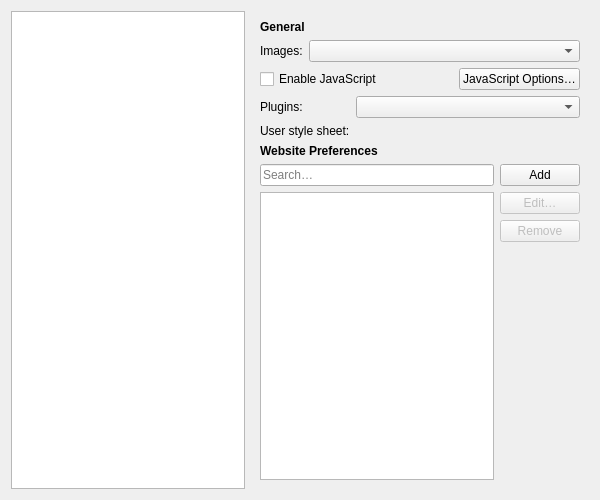
OtterBrowser/otter-browser, file src/modules/windows/preferences/AdvancedPreferencesPage.ui: the form before one commit.
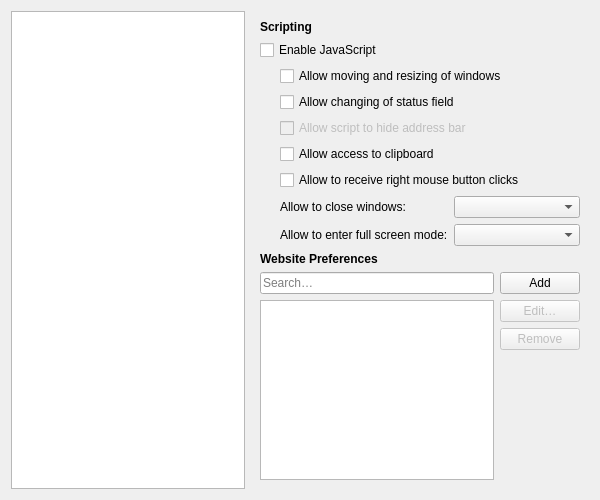
The form after the commit. The open tabs and pages were chosen to show the change. Custom widgets are drawn as their Qt base class.

Commit message: Eliminate JavaScriptPreferencesDialog

The edit to the form file:
```diff
--- a/src/modules/windows/preferences/AdvancedPreferencesPage.ui
+++ b/src/modules/windows/preferences/AdvancedPreferencesPage.ui
@@ -362,67 +362,133 @@
           </font>
          </property>
          <property name="text">
-          <string>General</string>
+          <string>Scripting</string>
          </property>
         </widget>
        </item>
        <item>
-        <layout class="QFormLayout" name="enableImagesLayout">
-         <item row="0" column="0">
-          <widget class="QLabel" name="enableImagesLabel">
-           <property name="text">
-            <string>Images:</string>
-           </property>
-          </widget>
-         </item>
-         <item row="0" column="1">
-          <widget class="QComboBox" name="enableImagesComboBox"/>
-         </item>
-        </layout>
+        <widget class="QCheckBox" name="enableJavaScriptCheckBox">
+         <property name="text">
+          <string>Enable JavaScript</string>
+         </property>
+        </widget>
        </item>
        <item>
-        <layout class="QHBoxLayout" name="javaScriptOptionslLayout" stretch="1,0">
+        <layout class="QHBoxLayout" name="javaScriptLayout">
          <item>
-          <widget class="QCheckBox" name="enableJavaScriptCheckBox">
-           <property name="text">
-            <string>Enable JavaScript</string>
+          <spacer name="javaScriptSpacer">
+           <property name="orientation">
+            <enum>Qt::Horizontal</enum>
            </property>
-          </widget>
-         </item>
-         <item>
-          <widget class="QPushButton" name="javaScriptOptionsButton">
-           <property name="text">
-            <string>JavaScript Options…</string>
+           <property name="sizeType">
+            <enum>QSizePolicy::Fixed</enum>
            </property>
-          </widget>
-         </item>
-        </layout>
-       </item>
-       <item>
-        <layout class="QFormLayout" name="contentGeneralLayout">
-         <item row="0" column="0">
-          <widget class="QLabel" name="pluginsLabel">
-           <property name="text">
-            <string>Plugins:</string>
+           <property name="sizeHint" stdset="0">
+            <size>
+             <width>20</width>
+             <height>0</height>
+            </size>
            </property>
-          </widget>
+          </spacer>
          </item>
-         <item row="0" column="1">
-          <widget class="QComboBox" name="enablePluginsComboBox"/>
-         </item>
-         <item row="1" column="0">
-          <widget class="QLabel" name="userStyleSheetWidget">
-           <property name="text">
-            <string>User style sheet:</string>
-           </property>
-           <property name="buddy">
-            <cstring>userStyleSheetFilePathWidget</cstring>
-           </property>
+         <item>
+          <widget class="QWidget" name="javaScriptWidget" native="true">
+           <layout class="QVBoxLayout" name="javaScriptWidgetLayout">
+            <property name="leftMargin">
+             <number>0</number>
+            </property>
+            <property name="topMargin">
+             <number>0</number>
+            </property>
+            <property name="rightMargin">
+             <number>0</number>
+            </property>
+            <property name="bottomMargin">
+             <number>0</number>
+            </property>
+            <item>
+             <widget class="QCheckBox" name="scriptsCanChangeWindowGeometryCheckBox">
+              <property name="sizePolicy">
+               <sizepolicy hsizetype="Minimum" vsizetype="Fixed">
+                <horstretch>0</horstretch>
+                <verstretch>0</verstretch>
+               </sizepolicy>
+              </property>
+              <property name="text">
+               <string>Allow moving and resizing of windows</string>
+              </property>
+             </widget>
+            </item>
+            <item>
+             <widget class="QCheckBox" name="scriptsCanShowStatusMessagesCheckBox">
+              <property name="sizePolicy">
+               <sizepolicy hsizetype="Minimum" vsizetype="Fixed">
+                <horstretch>0</horstretch>
+                <verstretch>0</verstretch>
+               </sizepolicy>
+              </property>
+              <property name="text">
+               <string>Allow changing of status field</string>
+              </property>
+             </widget>
+            </item>
+            <item>
+             <widget class="QCheckBox" name="scriptsCanHideAddressBarCheckBox">
+              <property name="enabled">
+               <bool>false</bool>
+              </property>
+              <property name="text">
+               <string>Allow script to hide address bar</string>
+              </property>
+             </widget>
+            </item>
+            <item>
+             <widget class="QCheckBox" name="scriptsCanAccessClipboardCheckBox">
+              <property name="text">
+               <string>Allow access to clipboard</string>
+              </property>
+             </widget>
+            </item>
+            <item>
+             <widget class="QCheckBox" name="scriptsCanReceiveRightClicksCheckBox">
+              <property name="text">
+               <string>Allow to receive right mouse button clicks</string>
+              </property>
+             </widget>
+            </item>
+            <item>
+             <layout class="QFormLayout" name="formLayout">
+              <item row="0" column="0">
+               <widget class="QLabel" name="scriptsCanCloseWindowsLabel">
+                <property name="text">
+                 <string>Allow to close windows:</string>
+                </property>
+                <property name="buddy">
+                 <cstring>scriptsCanCloseWindowsComboBox</cstring>
+                </property>
+               </widget>
+              </item>
+              <item row="0" column="1">
+               <widget class="QComboBox" name="scriptsCanCloseWindowsComboBox"/>
+              </item>
+              <item row="1" column="1">
+               <widget class="QComboBox" name="enableFullScreenComboBox"/>
+              </item>
+              <item row="1" column="0">
+               <widget class="QLabel" name="enableFullScreenLabel">
+                <property name="text">
+                 <string>Allow to enter full screen mode:</string>
+                </property>
+                <property name="buddy">
+                 <cstring>enableFullScreenComboBox</cstring>
+                </property>
+               </widget>
+              </item>
+             </layout>
+            </item>
+           </layout>
           </widget>
          </item>
-         <item row="1" column="1">
-          <widget class="Otter::FilePathWidget" name="userStyleSheetFilePathWidget" native="true"/>
-         </item>
         </layout>
        </item>
        <item>
```
Left out of the diff: 2 changed lines with no effect on the pictures. The commit also changes 8 other files.
